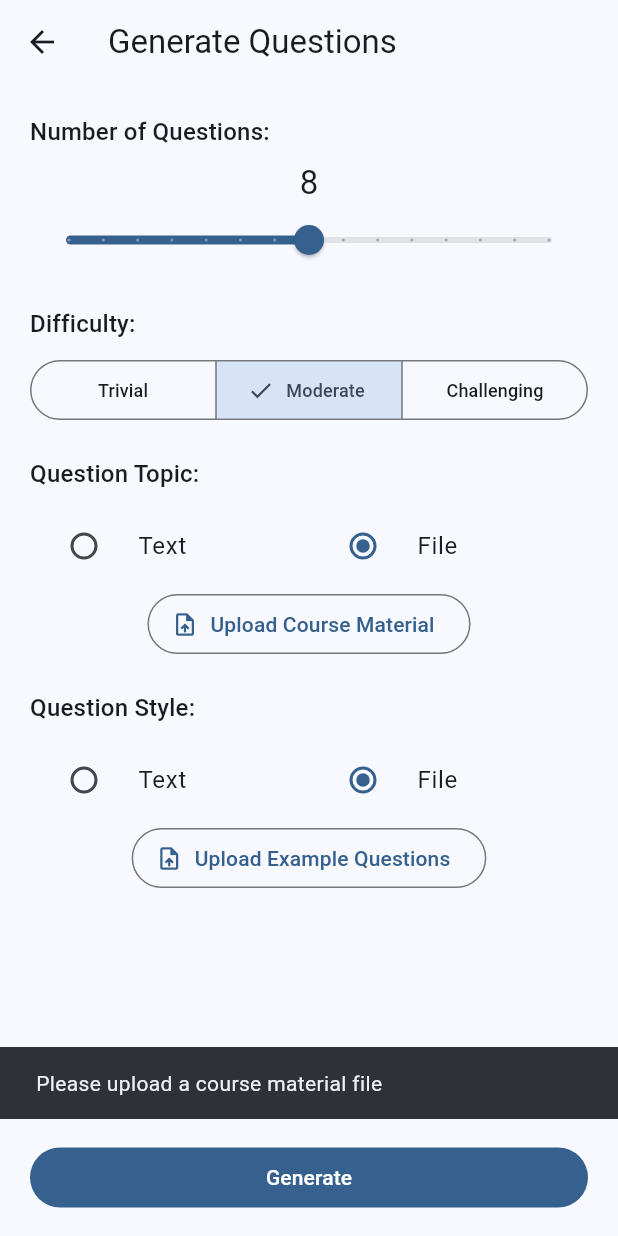
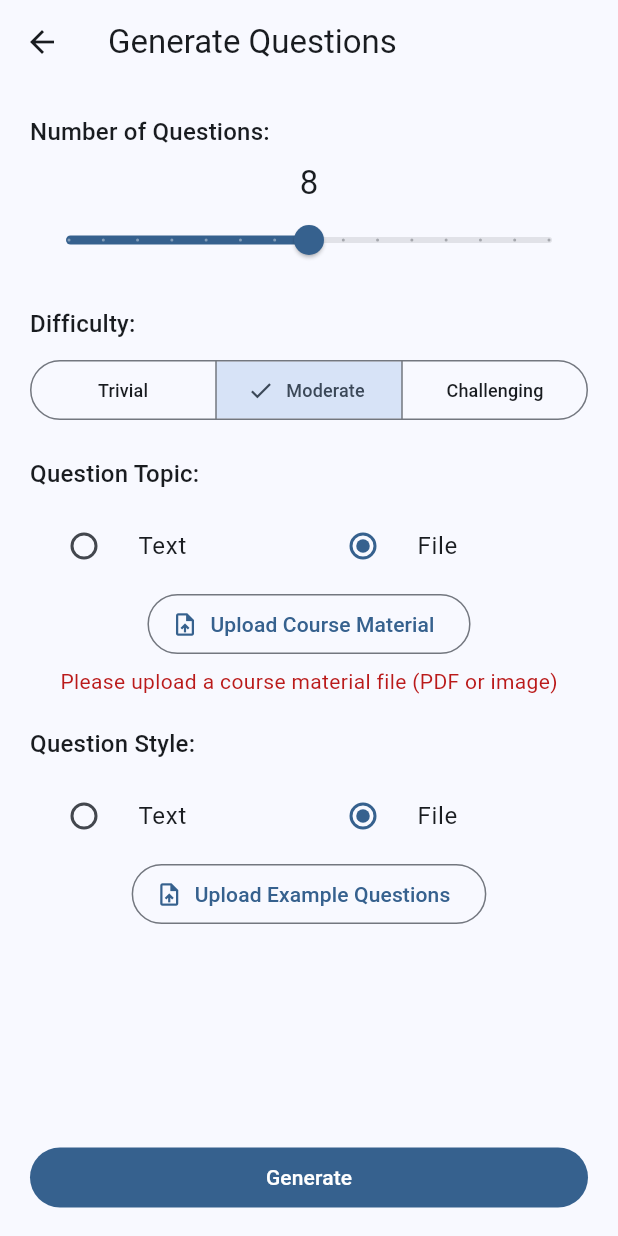
Before and after one commit to Shay-Kl/android-flutter-UnlockYour100, a Flutter app: the QuestionGeneratorScreen screen opened directly, after a tap on "Generate", on a phone screen of 412 x 824 dp. Run offline on Flutter 3.47's test engine with Material 3 defaults, Android fonts, the phone set to English and light mode, and no system bars; our stand-ins replace cloud_firestore, file_picker, firebase_core, firebase_vertexai, flutter_speed_dial, google_sign_in; accounts and stored records are empty.

Commit message:
Added form validation for generator and image support. Currently buggy.

```diff
--- a/lib/screens/question_generator_screen.dart
+++ b/lib/screens/question_generator_screen.dart
@@ -3,8 +3,9 @@ import 'package:file_picker/file_picker.dart';
 import 'package:project/models/question.dart';
 import '../utils/llm_service.dart';
 
+const int maxFileSize = 10 * 1024 * 1024;
+
 enum SourceType { text, file }
-
 enum Difficulty { trivial, moderate, challenging }
 
 class QuestionGeneratorScreen extends StatefulWidget {
@@ -16,6 +17,7 @@ class QuestionGeneratorScreen extends StatefulWidget {
 }
 
 class _QuestionGeneratorScreenState extends State<QuestionGeneratorScreen> {
+  final _formKey = GlobalKey<FormState>();
   int _selectedQuestionCount = 8;
   Difficulty _selectedDifficulty = Difficulty.moderate; // Updated type
   SourceType _materialSourceType = SourceType.file;
@@ -38,6 +40,8 @@ class _QuestionGeneratorScreenState extends State<QuestionGeneratorScreen> {
       appBar: AppBar(title: const Text('Generate Questions')),
       body: SingleChildScrollView(
         padding: const EdgeInsets.all(20),
+        child: Form(
+          key: _formKey,
           child: Column(
             crossAxisAlignment: CrossAxisAlignment.start,
             children: [
@@ -90,6 +94,7 @@ class _QuestionGeneratorScreenState extends State<QuestionGeneratorScreen> {
             ],
           ),
         ),
+      ),
       bottomNavigationBar: Padding(
         padding: const EdgeInsets.symmetric(horizontal: 20, vertical: 15),
         child: (loading)
@@ -133,18 +138,36 @@ class _QuestionGeneratorScreenState extends State<QuestionGeneratorScreen> {
           ],
         ),
         if (selectedType == SourceType.text)
-          SizedBox(
-            child: TextField(
+          TextFormField(
             controller: textController,
             decoration: InputDecoration(
               hintText: textHint,
               border: const OutlineInputBorder(),
             ),
             maxLines: 3,
-            ),
+            validator: (value) {
+              if (_materialSourceType == SourceType.text &&
+                  textController == _materialTextController &&
+                  (value == null || value.isEmpty)) {
+                return 'Please enter a course material';
+              }
+              // Remove style text validation - making it optional
+              return null;
+            },
           )
         else
-          Column(
+          FormField<PlatformFile?>(
+            validator: (value) {
+              if (_materialSourceType == SourceType.file &&
+                  fileButtonText.contains('Material') &&
+                  selectedFile == null) {
+                return 'Please upload a course material file (PDF or image)';
+              }
+              // Remove style file validation - making it optional
+              return null;
+            },
+            builder: (field) {
+              return Column(
                 children: [
                   OutlinedButton.icon(
                     onPressed: () => _handleFileUpload(
@@ -161,7 +184,19 @@ class _QuestionGeneratorScreenState extends State<QuestionGeneratorScreen> {
                         style: Theme.of(context).textTheme.bodySmall,
                       ),
                     ),
+                  if (field.hasError)
+                    Padding(
+                      padding: const EdgeInsets.only(top: 4.0),
+                      child: Text(
+                        field.errorText ?? '',
+                        style: TextStyle(
+                          color: Theme.of(context).colorScheme.error,
+                        ),
+                      ),
+                    ),
                 ],
+              );
+            },
           ),
       ],
     );
@@ -218,9 +253,9 @@ class _QuestionGeneratorScreenState extends State<QuestionGeneratorScreen> {
               _selectedDifficulty = newSelection.first;
             });
           },
+
       ),
-      ),
-    );
+    ));
   }
 
   // -------------------------------------------------------------------------
@@ -230,7 +265,7 @@ class _QuestionGeneratorScreenState extends State<QuestionGeneratorScreen> {
   Future<void> _handleFileUpload({required bool isMaterial}) async {
     FilePickerResult? result = await FilePicker.platform.pickFiles(
       type: FileType.custom,
-      allowedExtensions: ['pdf'],
+      allowedExtensions: ['pdf', 'png', 'jpg', 'jpeg'],
       withData: true,
     );
     if (result != null) {
@@ -245,45 +280,35 @@ class _QuestionGeneratorScreenState extends State<QuestionGeneratorScreen> {
   }
 
   void _handleGenerate() async {
-    setState(() {
-      loading = true;
-    });
-    late List<Question> questions;
-    if (_materialSourceType == SourceType.file) {
-      if (_materialFile == null) {
-        ScaffoldMessenger.of(context).showSnackBar(
-          const SnackBar(content: Text('Please upload a course material file')),
-        );
-        loading = false;
-        return;
-      }
-      questions = await QuestionGenerator.generateWithFile(
-        _materialFile!,
-        _styleTextController.text,
-        _selectedQuestionCount,
-        _selectedDifficulty,
-      );
-    } else {
-      if (_materialTextController.text.isEmpty) {
-        ScaffoldMessenger.of(context).showSnackBar(
-          const SnackBar(content: Text('Please enter a course material')),
-        );
-        loading = false;
-        return;
+    if (!_formKey.currentState!.validate()) return;
+
+    setState(() => loading = true);
+
+    LLMInput materialInput = _materialSourceType == SourceType.file
+        ? FileInput(_materialFile!)
+        : TextInput(_materialTextController.text);
+
+    // Make style input optional by using null when no style is provided
+    LLMInput styleInput = TextInput(' ');
+    if (_styleSourceType == SourceType.file && _styleFile != null) {
+      styleInput = FileInput(_styleFile!);
+    } else if (_styleSourceType == SourceType.text && _styleTextController.text.isNotEmpty) {
+      styleInput = TextInput(_styleTextController.text);
     }
 
-      questions = await QuestionGenerator.generate(
-        _materialTextController.text,
-        _styleTextController.text,
-        _selectedQuestionCount,
-        _selectedDifficulty,
+    try {
+      final questions = await QuestionGenerator.generate(
+        materialInput, styleInput, _selectedQuestionCount, _selectedDifficulty,
+      );
+      if (!mounted) return;
+      Navigator.pop(context, questions);
+    } catch (e) {
+      ScaffoldMessenger.of(context).showSnackBar(
+        SnackBar(content: Text('Error generating questions: $e')),
       );
     }
-    loading = false;
 
-    if (!mounted)
-      return; // Avoid exiting if the user pressed back while waiting for the response
-    Navigator.pop(context, questions);
+    setState(() => loading = false);
   }
 
   @override
```
Also changed, not shown: lib/screens/question_list_screen.dart (+16 -7 lines), lib/utils/llm_service.dart (+50 -27 lines). Lines whose indentation alone changed are shown as unchanged.
